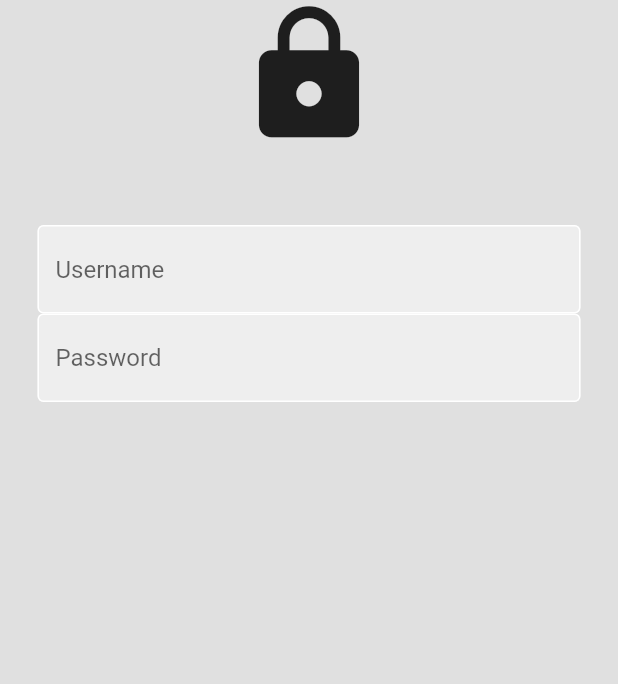
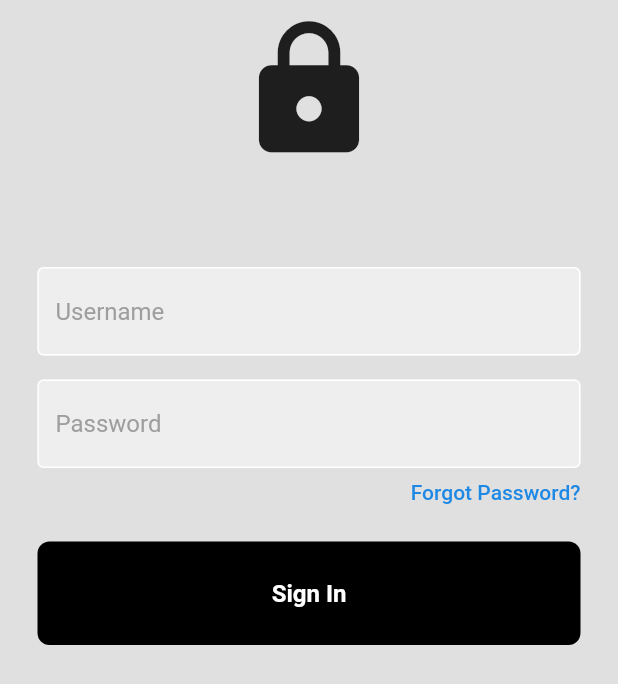
Before and after one commit to RiceGrainRain/vpost---retired, a Flutter app: the screen it shows after launch, on a phone screen of 412 x 824 dp. Shown: the top 684 px of the screen. Run offline on Flutter 3.47's test engine with Material 2 defaults, Android fonts, the phone set to English and light mode, and no system bars.

Commit message:
added sign in button

```diff
--- /dev/null
+++ b/lib/components/my_button.dart
@@ -0,0 +1,32 @@
+import 'package:flutter/material.dart';
+
+class MyButton extends StatelessWidget {
+  final Function()? onTap;
+
+  const MyButton({super.key, required this.onTap});
+
+  @override
+  Widget build(BuildContext context) {
+    return GestureDetector(
+      onTap: onTap,
+      child: Container(
+        padding: const EdgeInsets.all(25.0),
+        margin: const EdgeInsets.symmetric(horizontal: 25),
+        decoration: BoxDecoration(
+          color: Colors.black,
+          borderRadius: BorderRadius.circular(8),
+        ),
+        child: const Center(
+          child: Text(
+            "Sign In",
+            style: TextStyle(
+              color: Colors.white,
+              fontWeight: FontWeight.bold,
+              fontSize: 16,
+            ),
+          ),
+        ),
+      ),
+    );
+  }
+}
--- a/lib/components/my_text_field.dart
+++ b/lib/components/my_text_field.dart
@@ -14,7 +14,10 @@
   @override
   Widget build(BuildContext context) {
     return Padding(
-      padding: const EdgeInsets.symmetric(horizontal: 25.0),
+      padding: const EdgeInsets.symmetric(
+        horizontal: 25.0,
+        vertical: 8.0,
+      ),
       child: TextField(
         controller: controller,
         obscureText: obscureText,
@@ -28,7 +31,7 @@
             fillColor: Color.fromRGBO(238, 238, 238, 1),
             filled: true,
             hintText: hintText,
-        ),
+            hintStyle: TextStyle(color: Colors.grey[500])),
       ),
     );
   }
--- a/lib/pages/login_page.dart
+++ b/lib/pages/login_page.dart
@@ -1,4 +1,5 @@
 import 'package:flutter/material.dart';
+import 'package:projects/components/my_button.dart';
 import 'package:projects/components/my_text_field.dart';
 
 class LoginPage extends StatelessWidget {
@@ -8,6 +9,9 @@
   final usernameController = TextEditingController();
   final passwordController = TextEditingController();
 
+  //sign user in method
+  void signUserIn() {}
+
   @override
   Widget build(BuildContext context) {
     return Scaffold(
@@ -16,11 +20,16 @@
         child: Center(
           child: Column(
             children: [
-
               //logo
-              const Icon(
-                Icons.lock,
-                size: 100,
+              const Padding(
+                padding: EdgeInsets.symmetric(
+                  horizontal: 25.0,
+                  vertical: 10.0,
+                ),
+                child: Icon(
+                  Icons.lock,
+                  size: 100,
+                ),
               ),
 
               const SizedBox(height: 50),
@@ -31,14 +40,36 @@
                 hintText: 'Username',
                 obscureText: false,
               ),
+
               //password
               MyTextField(
                 controller: passwordController,
                 hintText: 'Password',
                 obscureText: true,
               ),
+
               //forgot password
+              Padding(
+                padding: const EdgeInsets.symmetric(horizontal: 25.0),
+                child: Row(
+                  mainAxisAlignment: MainAxisAlignment.end,
+                  children: [
+                    Text(
+                      'Forgot Password?',
+                      style: TextStyle(
+                          color: Colors.blue[600], fontWeight: FontWeight.w500),
+                    ),
+                  ],
+                ),
+              ),
+
+              const SizedBox(height: 25.0),
               //sign in
+              MyButton(
+                onTap: signUserIn,
+              ),
+
+              const SizedBox(height: 50),
               //continue with
               //google + apple
               //not a member?
```
Lines whose indentation alone changed are shown as unchanged.
